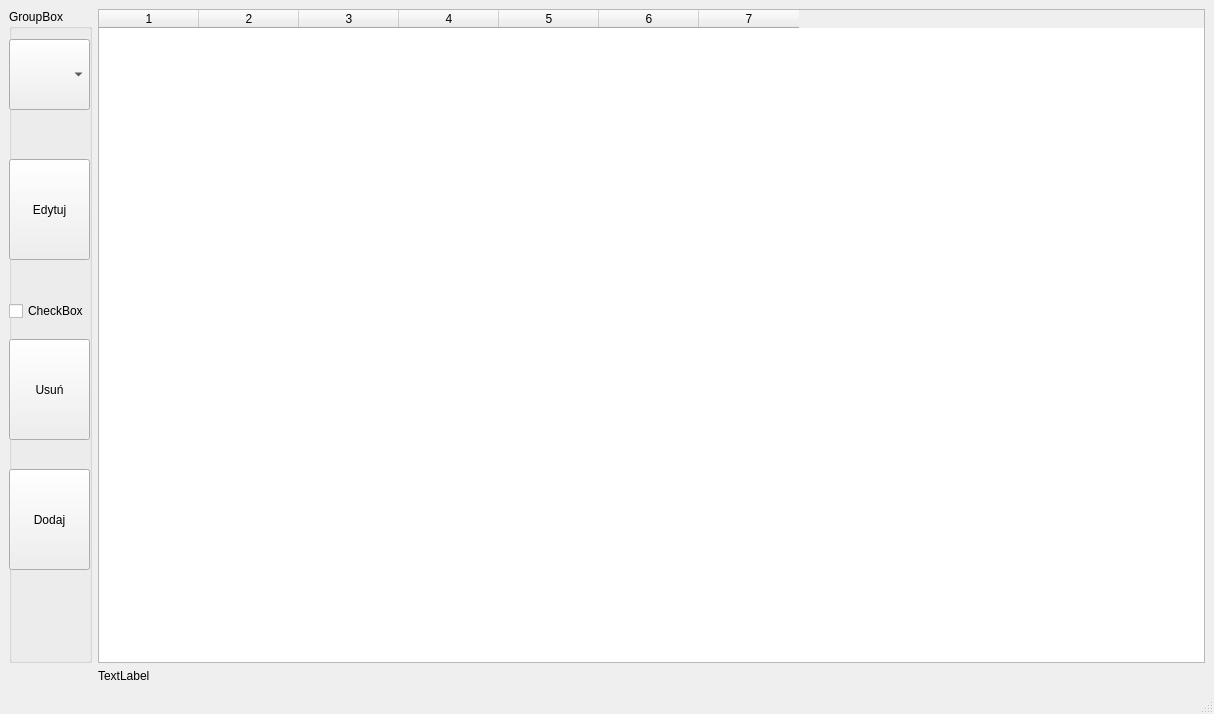
Before: the Qt Designer form PlanerGUI/Projekt/mainwindow.ui in MartynaTuszewska/Projekt_Planer, drawn with Qt 5.
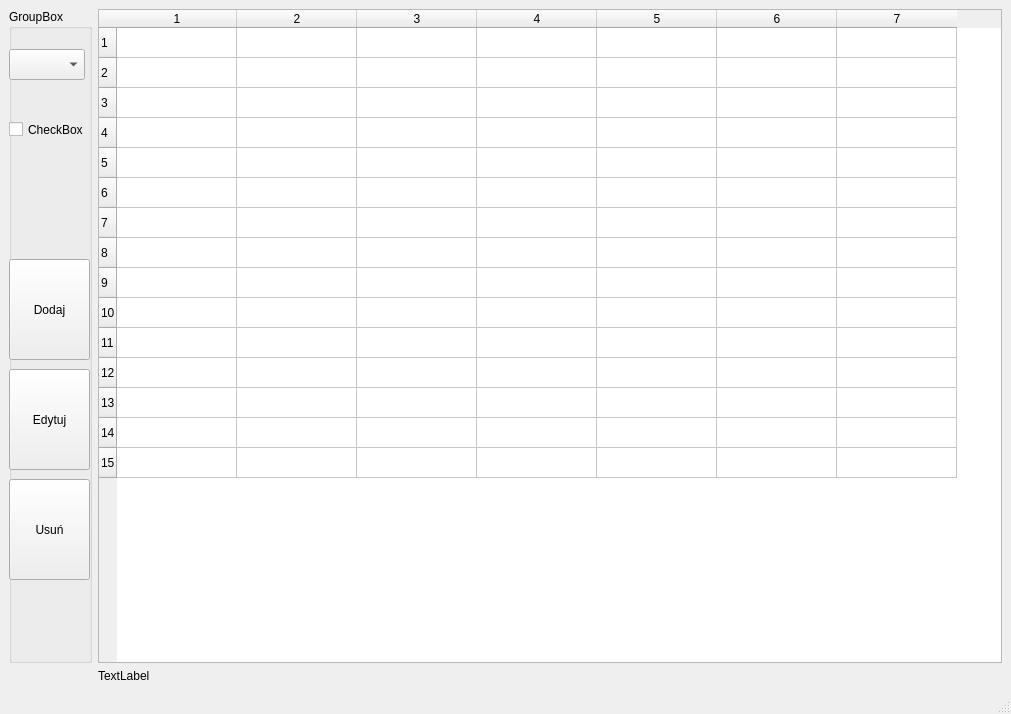
After: the same form once the commit is applied.

Commit message: Dodano plan GUI

```diff
--- a/PlanerGUI/Projekt/mainwindow.ui
+++ b/PlanerGUI/Projekt/mainwindow.ui
@@ -6,7 +6,7 @@
    <rect>
     <x>0</x>
     <y>0</y>
-    <width>1214</width>
+    <width>1011</width>
     <height>714</height>
    </rect>
   </property>
@@ -15,11 +15,35 @@
   </property>
   <widget class="QWidget" name="centralwidget">
    <layout class="QGridLayout" name="gridLayout_2">
-    <item row="3" column="1">
+    <item row="3" column="2">
      <widget class="QTableWidget" name="tableWidget">
+      <property name="rowCount">
+       <number>15</number>
+      </property>
       <property name="columnCount">
        <number>7</number>
       </property>
+      <attribute name="horizontalHeaderMinimumSectionSize">
+       <number>35</number>
+      </attribute>
+      <attribute name="horizontalHeaderDefaultSectionSize">
+       <number>120</number>
+      </attribute>
+      <row/>
+      <row/>
+      <row/>
+      <row/>
+      <row/>
+      <row/>
+      <row/>
+      <row/>
+      <row/>
+      <row/>
+      <row/>
+      <row/>
+      <row/>
+      <row/>
+      <row/>
       <column/>
       <column/>
       <column/>
@@ -29,39 +53,16 @@
       <column/>
      </widget>
     </item>
-    <item row="4" column="1">
-     <widget class="QLabel" name="label">
-      <property name="text">
-       <string>TextLabel</string>
-      </property>
-     </widget>
-    </item>
-    <item row="3" column="2">
-     <layout class="QVBoxLayout" name="verticalLayout"/>
-    </item>
-    <item row="3" column="0">
+    <item row="3" column="0" colspan="2">
      <widget class="QGroupBox" name="groupBox">
       <property name="title">
        <string>GroupBox</string>
       </property>
-      <widget class="QPushButton" name="pushButton">
-       <property name="geometry">
-        <rect>
-         <x>0</x>
-         <y>460</y>
-         <width>81</width>
-         <height>101</height>
-        </rect>
-       </property>
-       <property name="text">
-        <string>Dodaj</string>
-       </property>
-      </widget>
       <widget class="QPushButton" name="pushButton_2">
        <property name="geometry">
         <rect>
          <x>0</x>
-         <y>330</y>
+         <y>470</y>
          <width>81</width>
          <height>101</height>
         </rect>
@@ -74,7 +75,7 @@
        <property name="geometry">
         <rect>
          <x>0</x>
-         <y>150</y>
+         <y>360</y>
          <width>81</width>
          <height>101</height>
         </rect>
@@ -83,31 +84,54 @@
         <string>Edytuj</string>
        </property>
       </widget>
-      <widget class="QComboBox" name="comboBox">
+      <widget class="QPushButton" name="pushButton">
        <property name="geometry">
         <rect>
          <x>0</x>
-         <y>30</y>
+         <y>250</y>
          <width>81</width>
-         <height>71</height>
+         <height>101</height>
         </rect>
        </property>
+       <property name="text">
+        <string>Dodaj</string>
+       </property>
       </widget>
       <widget class="QCheckBox" name="checkBox">
        <property name="geometry">
         <rect>
          <x>0</x>
-         <y>290</y>
-         <width>91</width>
-         <height>24</height>
+         <y>90</y>
+         <width>81</width>
+         <height>61</height>
         </rect>
        </property>
        <property name="text">
         <string>CheckBox</string>
        </property>
       </widget>
+      <widget class="QComboBox" name="comboBox">
+       <property name="geometry">
+        <rect>
+         <x>0</x>
+         <y>40</y>
+         <width>76</width>
+         <height>31</height>
+        </rect>
+       </property>
+      </widget>
      </widget>
     </item>
+    <item row="4" column="2">
+     <widget class="QLabel" name="label">
+      <property name="text">
+       <string>TextLabel</string>
+      </property>
+     </widget>
+    </item>
+    <item row="3" column="3">
+     <layout class="QVBoxLayout" name="verticalLayout"/>
+    </item>
    </layout>
   </widget>
   <widget class="QMenuBar" name="menubar">
@@ -115,7 +139,7 @@
     <rect>
      <x>0</x>
      <y>0</y>
-     <width>1214</width>
+     <width>1011</width>
      <height>26</height>
     </rect>
    </property>
```
